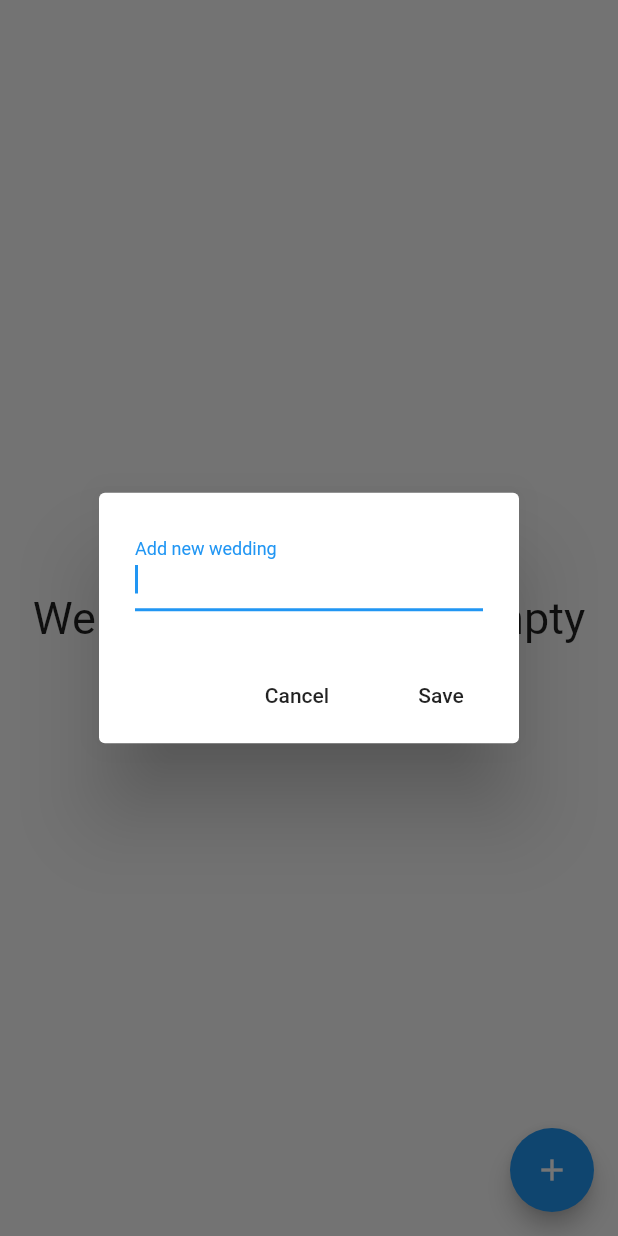
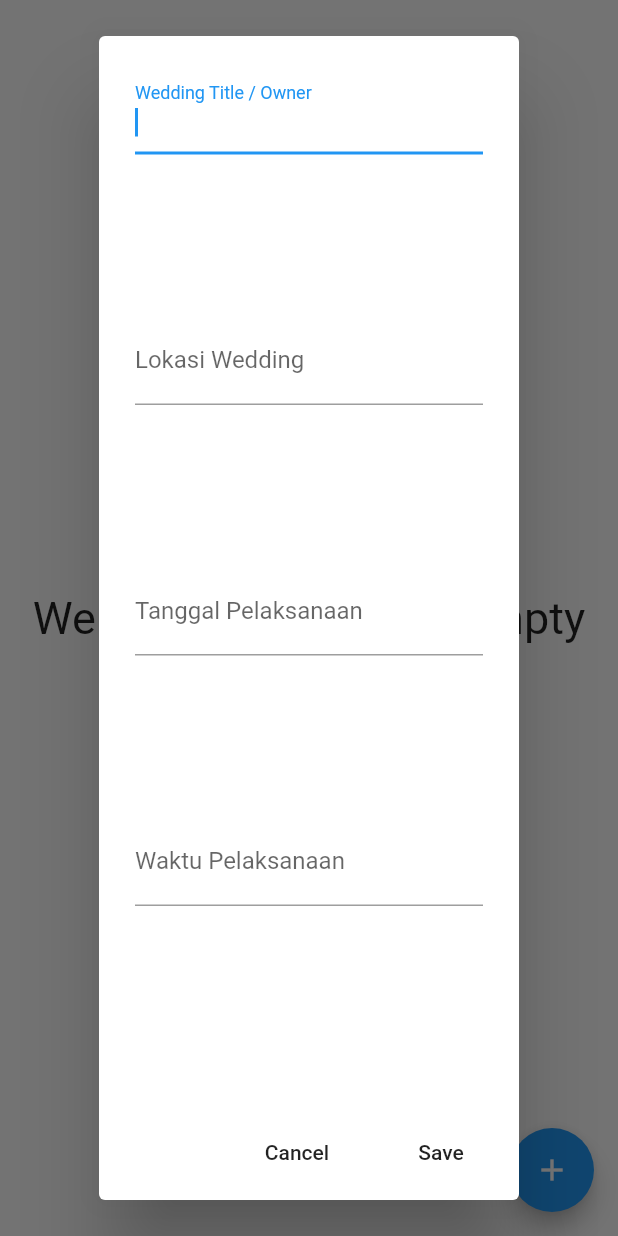
Before and after one commit to fadelrahman31/go_wedding, a Flutter app: the WeddingPage screen opened directly, after a tap on the "add" icon, on a phone screen of 412 x 824 dp. Run offline on Flutter 3.47's test engine with Material 2 defaults, Android fonts, the phone set to English and light mode, and no system bars; our stand-ins replace firebase_database; accounts and stored records are empty.

Commit message:
dynamic form content

```diff
--- a/lib/main.dart
+++ b/lib/main.dart
@@ -34,7 +34,7 @@ class _BottomNavigationBarState extends State<MyHomePage> {
  Widget build(BuildContext context) {
    final _kTabPages = <Widget>[
      Center(
-       child: HomePage(),
+       child: WeddingPage(),
      ),
      Center(
        child: PageTwo(),
--- a/lib/models/wedding.dart
+++ b/lib/models/wedding.dart
@@ -5,14 +5,15 @@ class Wedding {
   String _owner;
   String _date;
   String _location;
+  String _hour;
   String _created_at;
 
-  Wedding(this._id, this._owner, this._date, this._location, this._created_at);
+  Wedding(this._owner, this._date, this._hour, this._location, this._created_at);
 
   Wedding.map(dynamic obj) {
-    this._id = obj['id'];
     this._owner = obj['owner'];
     this._date = obj['date'];
+    this._hour = obj['hour'];
     this._location = obj['location'];
     this._created_at = obj['created_at'];
   }
@@ -20,6 +21,7 @@ class Wedding {
   String get id => _id;
   String get owner => _owner;
   String get date => _date;
+  String get hour => _hour;
   String get location => _location;
   String get createdat => _created_at;
 
@@ -27,17 +29,18 @@ class Wedding {
     _id = snapshot.key;
     _owner = snapshot.value['owner'];
     _date = snapshot.value['date'];
+    _hour = snapshot.value['hour'];
     _location = snapshot.value['location'];
-    _created_at = snapshot.value['crated_at'];
+    _created_at = snapshot.value['created_at'];
   }
 
   toJson() {
     return {
-      "id": id,
       "owner": owner,
       "date": date,
+      "hour": hour,
       "location": location,
-      "crated_at": createdat
+      "created_at": createdat
     };
   }
 }
--- a/lib/registerwedding.dart
+++ b/lib/registerwedding.dart
@@ -18,7 +18,10 @@ class _WeddingPageState extends State<WeddingPage> {
   final FirebaseDatabase _database = FirebaseDatabase.instance;
   final GlobalKey<FormState> formKey = GlobalKey<FormState>();
 
-  final _textEditingController = TextEditingController();
+  final _dateInputController = TextEditingController();
+  final _locationInputController = TextEditingController();
+  final _ownerInputController = TextEditingController();
+  final _hourInputController = TextEditingController();
   StreamSubscription<Event> _onWeddingAddedSubscription;
   StreamSubscription<Event> _onWeddingChangedSubscription;
 
@@ -62,8 +65,8 @@ class _WeddingPageState extends State<WeddingPage> {
     });
   }
 
-  addNewwedding(String id, String owner, String date, String location, String created_at) {
-    Wedding wedding = new Wedding(id, owner, date, location, created_at);
+  addNewwedding(String owner, String date, String hour, String location) {
+    Wedding wedding = new Wedding(owner, date, hour, location, DateTime.now().toString());
     _database.reference().child("Weddings").push().set(wedding.toJson());
   }
 
@@ -76,20 +79,47 @@ class _WeddingPageState extends State<WeddingPage> {
     });
   }
 
-  showAddweddingDialog(BuildContext context) async {
-    _textEditingController.clear();
+showAddweddingDialog(BuildContext context) async {
+    _dateInputController.clear();
+    _hourInputController.clear();
+    _locationInputController.clear();
+    _ownerInputController.clear();
     await showDialog<String>(
         context: context,
         builder: (BuildContext context) {
           return AlertDialog(
-            content: new Row(
+            content: new Column(
               children: <Widget>[
                 new Expanded(
                     child: new TextField(
-                  controller: _textEditingController,
+                  controller: _ownerInputController,
                   autofocus: true,
                   decoration: new InputDecoration(
-                    labelText: 'Add new wedding',
+                    labelText: 'Wedding Title / Owner',
+                  ),
+                )),
+                new Expanded(
+                    child: new TextField(
+                  controller: _locationInputController,
+                  autofocus: true,
+                  decoration: new InputDecoration(
+                    labelText: 'Lokasi Wedding',
+                  ),
+                )),
+                new Expanded(
+                    child: new TextField(
+                  controller: _dateInputController,
+                  autofocus: true,
+                  decoration: new InputDecoration(
+                    labelText: 'Tanggal Pelaksanaan',
+                  ),
+                )),
+                new Expanded(
+                    child: new TextField(
+                  controller: _hourInputController,
+                  autofocus: true,
+                  decoration: new InputDecoration(
+                    labelText: 'Waktu Pelaksanaan',
                   ),
                 ))
               ],
@@ -103,13 +133,74 @@ class _WeddingPageState extends State<WeddingPage> {
               new FlatButton(
                   child: const Text('Save'),
                   onPressed: () {
-                    addNewwedding("112345", "Vincent", "13/02/2020", "Bandung", "11/01/2020");
+                    addNewwedding(_ownerInputController.text.toString(), _locationInputController.text.toString(), _dateInputController.text.toString(), _hourInputController.text.toString());
                     Navigator.pop(context);
                   })
             ],
           );
         });
   }
+  // showAddweddingDialog(BuildContext context) async {
+  //   _dateInputController.clear();
+  //   _hourInputController.clear();
+  //   _locationInputController.clear();
+  //   _ownerInputController.clear();
+  //   await showDialog<String>(
+  //       context: context,
+  //       builder: (BuildContext context) {
+  //         return AlertDialog(
+  //           content: new Row(
+  //             children: <Widget>[
+  //               new Expanded(
+  //                   child: new TextField(
+  //                 controller: _ownerInputController,
+  //                 autofocus: true,
+  //                 decoration: new InputDecoration(
+  //                   labelText: 'Wedding Title / Owner',
+  //                 ),
+  //               )),
+  //               new Expanded(
+  //                   child: new TextField(
+  //                 controller: _locationInputController,
+  //                 autofocus: true,
+  //                 decoration: new InputDecoration(
+  //                   labelText: 'Lokasi Wedding',
+  //                 ),
+  //               )),
+  //               new Expanded(
+  //                   child: new TextField(
+  //                 controller: _dateInputController,
+  //                 autofocus: true,
+  //                 decoration: new InputDecoration(
+  //                   labelText: 'Tanggal Pelaksanaan',
+  //                 ),
+  //               )),
+  //               new Expanded(
+  //                   child: new TextField(
+  //                 controller: _hourInputController,
+  //                 autofocus: true,
+  //                 decoration: new InputDecoration(
+  //                   labelText: 'Waktu Pelaksanaan',
+  //                 ),
+  //               ))
+  //             ],
+  //           ),
+  //           actions: <Widget>[
+  //             new FlatButton(
+  //                 child: const Text('Cancel'),
+  //                 onPressed: () {
+  //                   Navigator.pop(context);
+  //                 }),
+  //             new FlatButton(
+  //                 child: const Text('Save'),
+  //                 onPressed: () {
+  //                   addNewwedding(_ownerInputController.text.toString(), _locationInputController.text.toString(), _dateInputController.text.toString(), _hourInputController.text.toString());
+  //                   Navigator.pop(context);
+  //                 })
+  //           ],
+  //         );
+  //       });
+  // }
 
   Widget showweddingList() {
     if (_weddingList.length > 0) {
```
